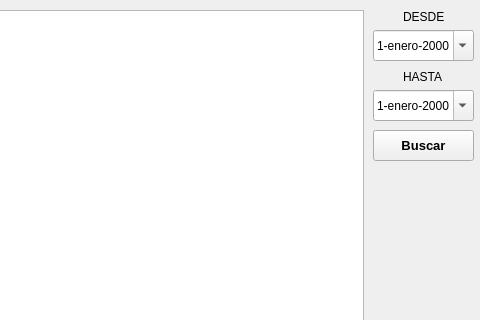
Qt form MiniNomina/FrmDesign/DatosEstados.ui (CodeDrTech/DevelopPython) before a commit; both pictures show x 197 to 677 and y 0 to 320 of the 677 by 564 pixel window.
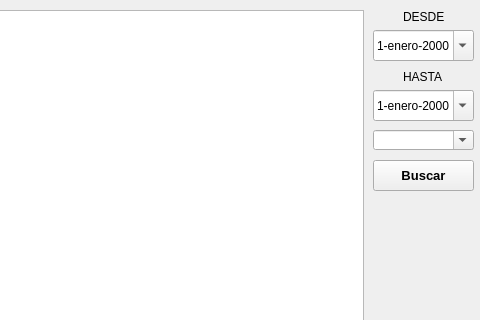
The same form after that commit. Icons and pictures are not drawn.

```diff
--- a/MiniNomina/FrmDesign/DatosEstados.ui
+++ b/MiniNomina/FrmDesign/DatosEstados.ui
@@ -245,7 +245,7 @@
     <property name="geometry">
      <rect>
       <x>570</x>
-      <y>130</y>
+      <y>160</y>
       <width>101</width>
       <height>31</height>
      </rect>
@@ -271,6 +271,19 @@
      </size>
     </property>
    </widget>
+   <widget class="QComboBox" name="cmbEmpleado">
+    <property name="geometry">
+     <rect>
+      <x>570</x>
+      <y>130</y>
+      <width>101</width>
+      <height>20</height>
+     </rect>
+    </property>
+    <property name="editable">
+     <bool>true</bool>
+    </property>
+   </widget>
   </widget>
   <widget class="QStatusBar" name="statusbar"/>
  </widget>
```
